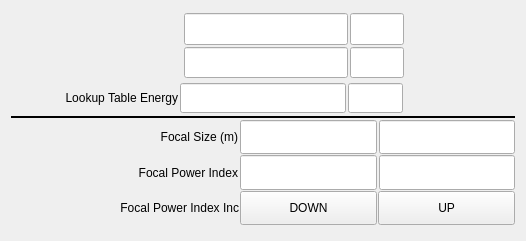
The window that 100idPyCRLApp/op/ui/pydev_transfocator_inset_1x_control.ui (BCDA-APS/pydeviceCRL) describes before a commit, drawn with Qt 5.
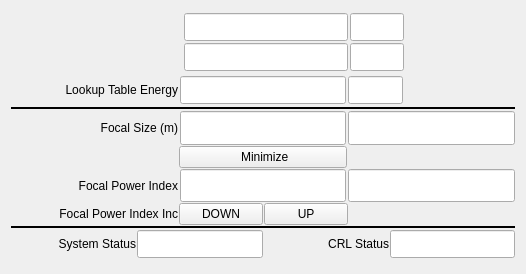
The same window after the commit. Custom widgets are drawn as their Qt base class.

Patch:
```diff
--- a/100idPyCRLApp/op/ui/pydev_transfocator_inset_1x_control.ui
+++ b/100idPyCRLApp/op/ui/pydev_transfocator_inset_1x_control.ui
@@ -15,7 +15,7 @@
   </property>
   <layout class="QVBoxLayout" name="verticalLayout_3">
    <item>
-    <layout class="QVBoxLayout" name="verticalLayout" stretch="2,1,1,1,1,1">
+    <layout class="QVBoxLayout" name="verticalLayout" stretch="2,1,1,1,1,1,1,1,1">
      <property name="spacing">
       <number>1</number>
      </property>
@@ -473,7 +473,7 @@
       </widget>
      </item>
      <item>
-      <layout class="QHBoxLayout" name="horizontalLayout_4" stretch="5,3,3">
+      <layout class="QHBoxLayout" name="horizontalLayout_4" stretch="1,1,1">
        <property name="spacing">
         <number>2</number>
        </property>
@@ -541,7 +541,7 @@
          </property>
          <property name="font">
           <font>
-           <pointsize>13</pointsize>
+           <pointsize>17</pointsize>
           </font>
          </property>
          <property name="text">
@@ -587,7 +587,69 @@
       </layout>
      </item>
      <item>
-      <layout class="QHBoxLayout" name="horizontalLayout_5" stretch="5,3,3">
+      <layout class="QHBoxLayout" name="horizontalLayout_6" stretch="1,1,1">
+       <property name="topMargin">
+        <number>0</number>
+       </property>
+       <property name="bottomMargin">
+        <number>0</number>
+       </property>
+       <item>
+        <spacer name="horizontalSpacer_5">
+         <property name="orientation">
+          <enum>Qt::Horizontal</enum>
+         </property>
+         <property name="sizeHint" stdset="0">
+          <size>
+           <width>40</width>
+           <height>20</height>
+          </size>
+         </property>
+        </spacer>
+       </item>
+       <item>
+        <widget class="caMessageButton" name="camessagebutton_3">
+         <property name="sizePolicy">
+          <sizepolicy hsizetype="Minimum" vsizetype="Expanding">
+           <horstretch>0</horstretch>
+           <verstretch>0</verstretch>
+          </sizepolicy>
+         </property>
+         <property name="text">
+          <string> Minimize</string>
+         </property>
+         <property name="channel" stdset="0">
+          <string notr="true">$(P)$(CRL):minimizeFsize.PROC</string>
+         </property>
+         <property name="background">
+          <color>
+           <red>115</red>
+           <green>223</green>
+           <blue>255</blue>
+          </color>
+         </property>
+         <property name="pressMessage">
+          <string notr="true">1</string>
+         </property>
+        </widget>
+       </item>
+       <item>
+        <spacer name="horizontalSpacer_4">
+         <property name="orientation">
+          <enum>Qt::Horizontal</enum>
+         </property>
+         <property name="sizeHint" stdset="0">
+          <size>
+           <width>40</width>
+           <height>20</height>
+          </size>
+         </property>
+        </spacer>
+       </item>
+      </layout>
+     </item>
+     <item>
+      <layout class="QHBoxLayout" name="horizontalLayout_5" stretch="1,1,1">
        <property name="spacing">
         <number>2</number>
        </property>
@@ -652,7 +714,7 @@
          </property>
          <property name="font">
           <font>
-           <pointsize>13</pointsize>
+           <pointsize>16</pointsize>
           </font>
          </property>
          <property name="text">
@@ -698,7 +760,7 @@
       </layout>
      </item>
      <item>
-      <layout class="QHBoxLayout" name="horizontalLayout_10" stretch="5,3,3">
+      <layout class="QHBoxLayout" name="horizontalLayout_10" stretch="2,1,1,2">
        <property name="leftMargin">
         <number>0</number>
        </property>
@@ -770,6 +832,162 @@
          </property>
          <property name="pressMessage">
           <string notr="true">1</string>
+         </property>
+        </widget>
+       </item>
+       <item>
+        <spacer name="horizontalSpacer">
+         <property name="orientation">
+          <enum>Qt::Horizontal</enum>
+         </property>
+         <property name="sizeHint" stdset="0">
+          <size>
+           <width>40</width>
+           <height>20</height>
+          </size>
+         </property>
+        </spacer>
+       </item>
+      </layout>
+     </item>
+     <item>
+      <widget class="Line" name="line_3">
+       <property name="frameShadow">
+        <enum>QFrame::Plain</enum>
+       </property>
+       <property name="lineWidth">
+        <number>2</number>
+       </property>
+       <property name="orientation">
+        <enum>Qt::Horizontal</enum>
+       </property>
+      </widget>
+     </item>
+     <item>
+      <layout class="QHBoxLayout" name="horizontalLayout" stretch="1,1,1,1">
+       <property name="topMargin">
+        <number>0</number>
+       </property>
+       <property name="bottomMargin">
+        <number>0</number>
+       </property>
+       <item>
+        <widget class="caLabel" name="calabel_20">
+         <property name="text">
+          <string>System Status</string>
+         </property>
+         <property name="alignment">
+          <set>Qt::AlignRight|Qt::AlignTrailing|Qt::AlignVCenter</set>
+         </property>
+         <property name="fontScaleMode">
+          <enum>ESimpleLabel::WidthAndHeight</enum>
+         </property>
+        </widget>
+       </item>
+       <item>
+        <widget class="caLineEdit" name="caLineEdit_14">
+         <property name="sizePolicy">
+          <sizepolicy hsizetype="Expanding" vsizetype="Expanding">
+           <horstretch>0</horstretch>
+           <verstretch>0</verstretch>
+          </sizepolicy>
+         </property>
+         <property name="font">
+          <font>
+           <pointsize>13</pointsize>
+          </font>
+         </property>
+         <property name="text">
+          <string/>
+         </property>
+         <property name="alignment">
+          <set>Qt::AlignRight|Qt::AlignTrailing|Qt::AlignVCenter</set>
+         </property>
+         <property name="channel" stdset="0">
+          <string notr="true">$(P)$(CRL):sysBusy</string>
+         </property>
+         <property name="foreground">
+          <color>
+           <red>10</red>
+           <green>0</green>
+           <blue>184</blue>
+          </color>
+         </property>
+         <property name="background">
+          <color>
+           <red>200</red>
+           <green>200</green>
+           <blue>200</blue>
+          </color>
+         </property>
+         <property name="colorMode">
+          <enum>caLineEdit::Static</enum>
+         </property>
+         <property name="precision">
+          <number>3</number>
+         </property>
+         <property name="fontScaleMode" stdset="0">
+          <enum>caLineEdit::None</enum>
+         </property>
+        </widget>
+       </item>
+       <item>
+        <widget class="caLabel" name="calabel_22">
+         <property name="text">
+          <string>CRL Status</string>
+         </property>
+         <property name="alignment">
+          <set>Qt::AlignRight|Qt::AlignTrailing|Qt::AlignVCenter</set>
+         </property>
+         <property name="fontScaleMode">
+          <enum>ESimpleLabel::WidthAndHeight</enum>
+         </property>
+        </widget>
+       </item>
+       <item>
+        <widget class="caLineEdit" name="caLineEdit_17">
+         <property name="sizePolicy">
+          <sizepolicy hsizetype="Expanding" vsizetype="Expanding">
+           <horstretch>0</horstretch>
+           <verstretch>0</verstretch>
+          </sizepolicy>
+         </property>
+         <property name="font">
+          <font>
+           <pointsize>13</pointsize>
+          </font>
+         </property>
+         <property name="text">
+          <string/>
+         </property>
+         <property name="alignment">
+          <set>Qt::AlignRight|Qt::AlignTrailing|Qt::AlignVCenter</set>
+         </property>
+         <property name="channel" stdset="0">
+          <string notr="true">$(P)$(CRL):1:crlBusy</string>
+         </property>
+         <property name="foreground">
+          <color>
+           <red>10</red>
+           <green>0</green>
+           <blue>184</blue>
+          </color>
+         </property>
+         <property name="background">
+          <color>
+           <red>200</red>
+           <green>200</green>
+           <blue>200</blue>
+          </color>
+         </property>
+         <property name="colorMode">
+          <enum>caLineEdit::Static</enum>
+         </property>
+         <property name="precision">
+          <number>3</number>
+         </property>
+         <property name="fontScaleMode" stdset="0">
+          <enum>caLineEdit::None</enum>
          </property>
         </widget>
        </item>
```
